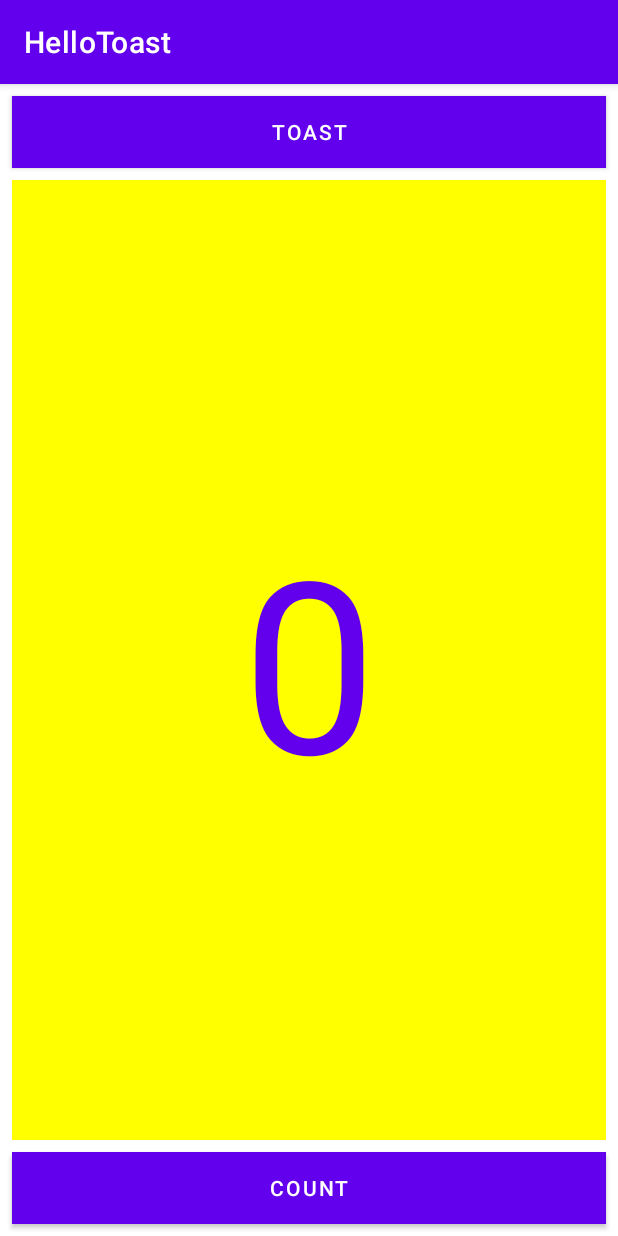
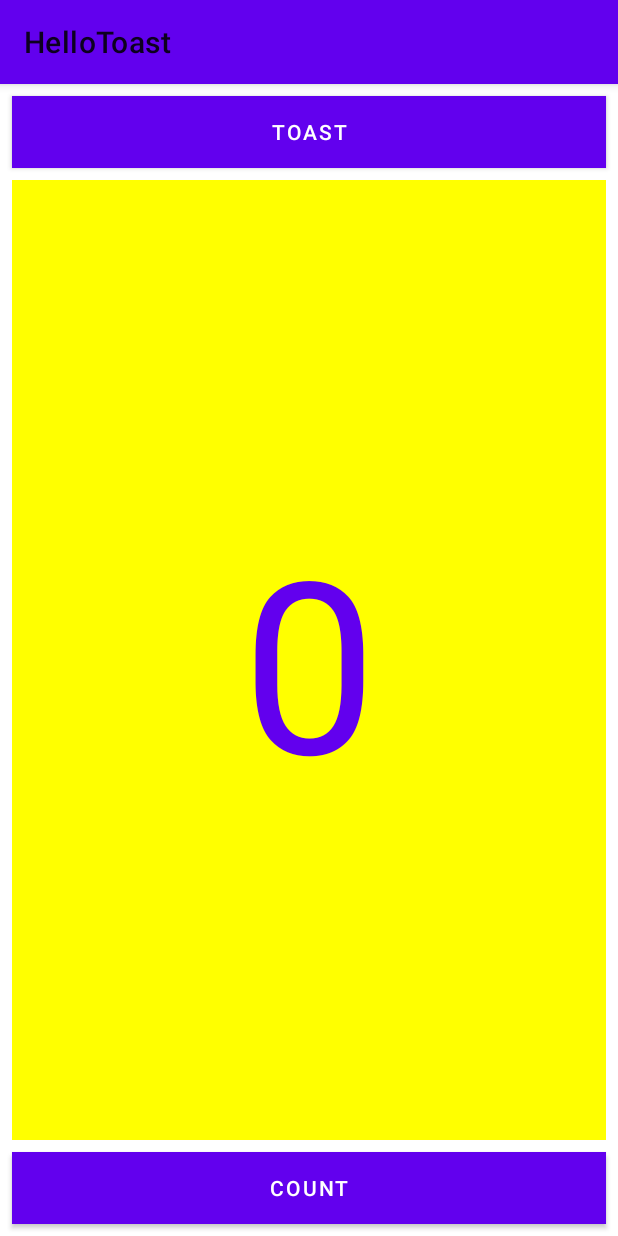
Before and after one commit to priyal-gopawat/codelab-PartA, an Android app: the screen it shows after launch (MainActivity), on a phone screen of 412 x 824 dp. Run offline under Robolectric (Android 15) with nearby library versions, the phone set to English and light mode, and no system bars.

Commit message:
Light theme

```diff
--- a/app/src/main/res/values-night/themes.xml
+++ /dev/null
@@ -1,16 +0,0 @@
-<resources xmlns:tools="http://schemas.android.com/tools">
-    <!-- Base application theme. -->
-    <style name="Theme.HelloToast" parent="Theme.MaterialComponents.DayNight.DarkActionBar">
-        <!-- Primary brand color. -->
-        <item name="colorPrimary">@color/purple_200</item>
-        <item name="colorPrimaryVariant">@color/purple_700</item>
-        <item name="colorOnPrimary">@color/black</item>
-        <!-- Secondary brand color. -->
-        <item name="colorSecondary">@color/teal_200</item>
-        <item name="colorSecondaryVariant">@color/teal_200</item>
-        <item name="colorOnSecondary">@color/black</item>
-        <!-- Status bar color. -->
-        <item name="android:statusBarColor" tools:targetApi="l">?attr/colorPrimaryVariant</item>
-        <!-- Customize your theme here. -->
-    </style>
-</resources>
--- a/app/src/main/res/values/themes.xml
+++ b/app/src/main/res/values/themes.xml
@@ -1,6 +1,6 @@
 <resources xmlns:tools="http://schemas.android.com/tools">
     <!-- Base application theme. -->
-    <style name="Theme.HelloToast" parent="Theme.MaterialComponents.DayNight.DarkActionBar">
+    <style name="Theme.HelloToast" parent="Theme.MaterialComponents.Light">
         <!-- Primary brand color. -->
         <item name="colorPrimary">@color/purple_500</item>
         <item name="colorPrimaryVariant">@color/purple_700</item>
```
